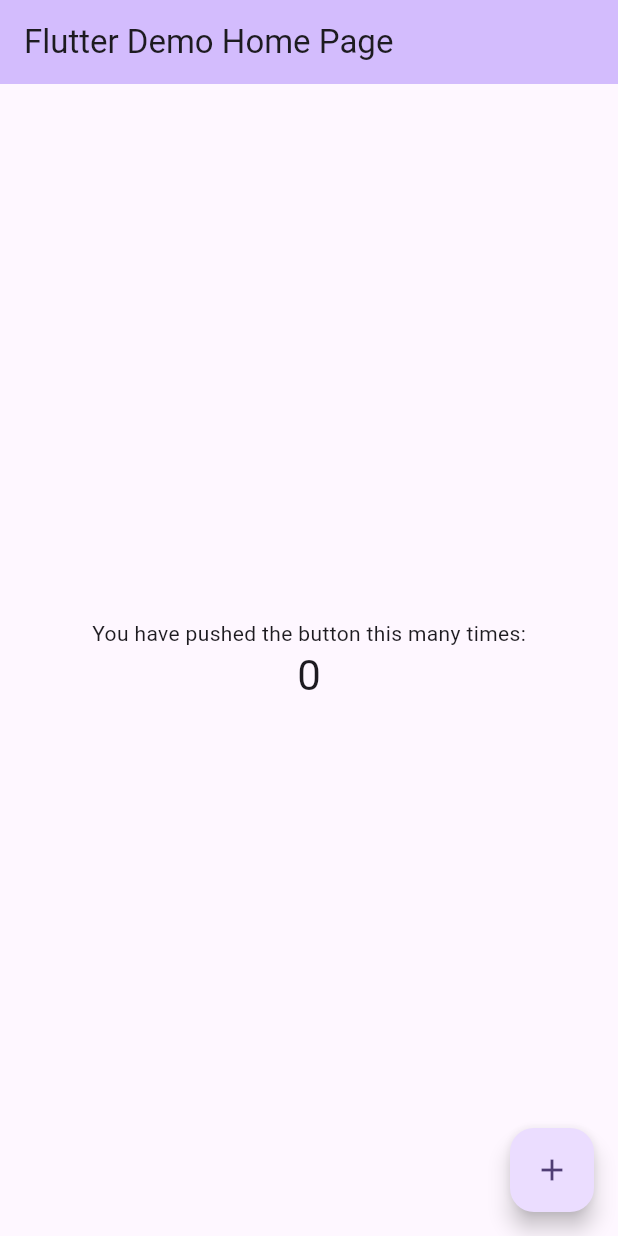
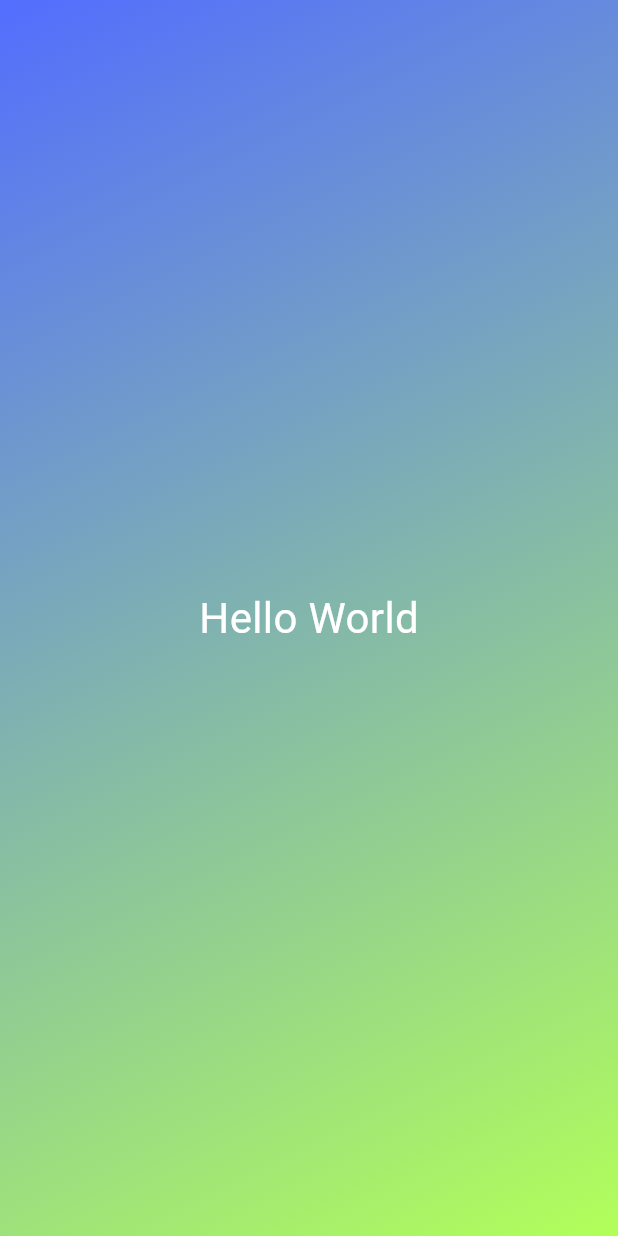
Before and after one commit to NikleshFernando/flutter_training, a Flutter app: the screen it shows after launch, on a phone screen of 412 x 824 dp. Run offline on Flutter 3.47's test engine with Material 3 defaults, Android fonts, the phone set to English and light mode, and no system bars.

Commit message:
progress so far

```diff
--- /dev/null
+++ b/lib/gradient_container.dart
@@ -0,0 +1,29 @@
+import "package:flutter/material.dart";
+import "./style_text.dart";
+
+const startAlignment = Alignment.topLeft;
+const endAlignment = Alignment.bottomRight;
+
+class GradientContainer extends StatelessWidget{
+
+    const GradientContainer({super.key,required this.colors});
+
+    final List<Color> colors;
+    @override
+    Widget build(context){
+      return Container(
+          decoration: BoxDecoration(
+            gradient: LinearGradient(
+              colors: colors,
+              begin: startAlignment,
+              end: endAlignment
+
+            )
+          ),
+          child:Center(
+            child:
+              StyleText("Hello World"),
+          ),
+        );
+    }
+}
--- a/lib/main.dart
+++ b/lib/main.dart
@@ -1,122 +1,12 @@
 import 'package:flutter/material.dart';
+import 'package:flutter_trainning/gradient_container.dart';
 
 void main() {
-  runApp(const MyApp());
+  runApp(
+    MaterialApp(
+      home: Scaffold(
+        body: GradientContainer(colors: [Colors.indigoAccent,Colors.lightGreenAccent]),
+      ),
+    ),
+  );
 }
-
-class MyApp extends StatelessWidget {
-  const MyApp({super.key});
-
-  // This widget is the root of your application.
-  @override
-  Widget build(BuildContext context) {
-    return MaterialApp(
-      title: 'Flutter Demo',
-      theme: ThemeData(
-        // This is the theme of your application.
-        //
-        // TRY THIS: Try running your application with "flutter run". You'll see
-        // the application has a purple toolbar. Then, without quitting the app,
-        // try changing the seedColor in the colorScheme below to Colors.green
-        // and then invoke "hot reload" (save your changes or press the "hot
-        // reload" button in a Flutter-supported IDE, or press "r" if you used
-        // the command line to start the app).
-        //
-        // Notice that the counter didn't reset back to zero; the application
-        // state is not lost during the reload. To reset the state, use hot
-        // restart instead.
-        //
-        // This works for code too, not just values: Most code changes can be
-        // tested with just a hot reload.
-        colorScheme: .fromSeed(seedColor: Colors.deepPurple),
-      ),
-      home: const MyHomePage(title: 'Flutter Demo Home Page'),
-    );
-  }
-}
-
-class MyHomePage extends StatefulWidget {
-  const MyHomePage({super.key, required this.title});
-
-  // This widget is the home page of your application. It is stateful, meaning
-  // that it has a State object (defined below) that contains fields that affect
-  // how it looks.
-
-  // This class is the configuration for the state. It holds the values (in this
-  // case the title) provided by the parent (in this case the App widget) and
-  // used by the build method of the State. Fields in a Widget subclass are
-  // always marked "final".
-
-  final String title;
-
-  @override
-  State<MyHomePage> createState() => _MyHomePageState();
-}
-
-class _MyHomePageState extends State<MyHomePage> {
-  int _counter = 0;
-
-  void _incrementCounter() {
-    setState(() {
-      // This call to setState tells the Flutter framework that something has
-      // changed in this State, which causes it to rerun the build method below
-      // so that the display can reflect the updated values. If we changed
-      // _counter without calling setState(), then the build method would not be
-      // called again, and so nothing would appear to happen.
-      _counter++;
-    });
-  }
-
-  @override
-  Widget build(BuildContext context) {
-    // This method is rerun every time setState is called, for instance as done
-    // by the _incrementCounter method above.
-    //
-    // The Flutter framework has been optimized to make rerunning build methods
-    // fast, so that you can just rebuild anything that needs updating rather
-    // than having to individually change instances of widgets.
-    return Scaffold(
-      appBar: AppBar(
-        // TRY THIS: Try changing the color here to a specific color (to
-        // Colors.amber, perhaps?) and trigger a hot reload to see the AppBar
-        // change color while the other colors stay the same.
-        backgroundColor: Theme.of(context).colorScheme.inversePrimary,
-        // Here we take the value from the MyHomePage object that was created by
-        // the App.build method, and use it to set our appbar title.
-        title: Text(widget.title),
-      ),
-      body: Center(
-        // Center is a layout widget. It takes a single child and positions it
-        // in the middle of the parent.
-        child: Column(
-          // Column is also a layout widget. It takes a list of children and
-          // arranges them vertically. By default, it sizes itself to fit its
-          // children horizontally, and tries to be as tall as its parent.
-          //
-          // Column has various properties to control how it sizes itself and
-          // how it positions its children. Here we use mainAxisAlignment to
-          // center the children vertically; the main axis here is the vertical
-          // axis because Columns are vertical (the cross axis would be
-          // horizontal).
-          //
-          // TRY THIS: Invoke "debug painting" (choose the "Toggle Debug Paint"
-          // action in the IDE, or press "p" in the console), to see the
-          // wireframe for each widget.
-          mainAxisAlignment: .center,
-          children: [
-            const Text('You have pushed the button this many times:'),
-            Text(
-              '$_counter',
-              style: Theme.of(context).textTheme.headlineMedium,
-            ),
-          ],
-        ),
-      ),
-      floatingActionButton: FloatingActionButton(
-        onPressed: _incrementCounter,
-        tooltip: 'Increment',
-        child: const Icon(Icons.add),
-      ),
-    );
-  }
-}
--- /dev/null
+++ b/lib/style_text.dart
@@ -0,0 +1,16 @@
+import 'package:flutter/material.dart';
+
+class StyleText extends StatelessWidget{
+  const StyleText(this.text,{super.key});
+
+  final String text;
+  @override
+  Widget build(context) {
+    return Text(text,
+                  style: TextStyle(
+                    color: Colors.white,
+                    fontSize: 28
+                  )
+            );
+  }
+}
```
Also changed, not shown: 1 other file.
